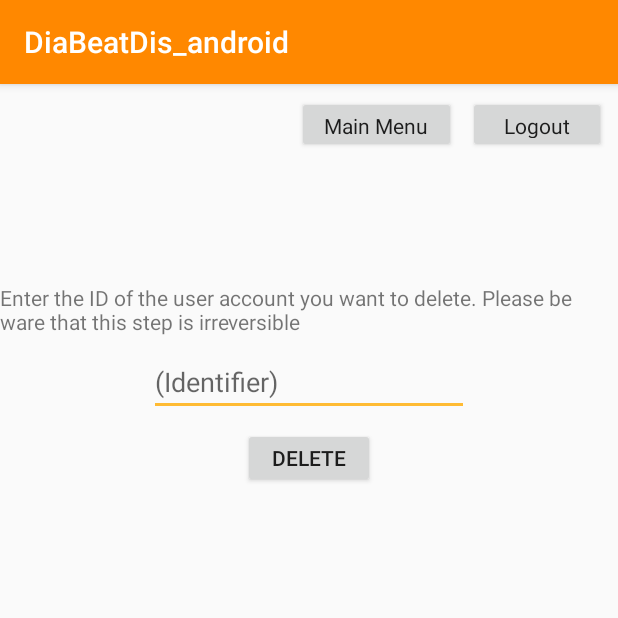
After one commit to PootieT/DiaBeatDis_android, an Android app: the ManageAccountActivity screen opened directly, with no data from a screen before it, on a phone screen of 412 x 824 dp, the top half of it. The commit adds this screen. Run offline under Robolectric (Android 15) with nearby library versions, the phone set to English and light mode, and no system bars.

Commit message:
add account management, fix bugs

```diff
--- a/app/src/main/AndroidManifest.xml
+++ b/app/src/main/AndroidManifest.xml
@@ -55,7 +55,8 @@
             android:screenOrientation="landscape"
         </activity>
         <activity android:name=".DeviceStatisticsActivity" />
-        <activity android:name=".MainDataCollectionSimple"></activity>
+        <activity android:name=".MainDataCollectionSimple" />
+        <activity android:name=".ManageAccountActivity"></activity>
     </application>
 
 </manifest>
--- a/app/src/main/java/com/example/peter/diabeatdis_android/DataCollectionActivity.java
+++ b/app/src/main/java/com/example/peter/diabeatdis_android/DataCollectionActivity.java
@@ -135,6 +135,7 @@ public class DataCollectionActivity extends AppCompatActivity {
                 long shortsRead = 0;
                 final TextView textView = findViewById(R.id.textView_data_collection_show_voltage);
                 final TextView textView2 = findViewById(R.id.textView_data_collection_show_voltage2);
+                final TextView textView3 = findViewById(R.id.textView_dummy);
                 mShouldContinue = true;
                 int count = 0;
                 while (mShouldContinue) {
@@ -197,6 +198,11 @@ public class DataCollectionActivity extends AppCompatActivity {
                         textView2.setText("The input voltage calculated: "+rounded);
                     }
                 });
+                textView3.post(new Runnable() {
+                    public void run() {
+                        textView3.setText("The blood glucose level calculated: 76 mg/dL");
+                    }
+                });
             }
         }).start();
     }
--- a/app/src/main/java/com/example/peter/diabeatdis_android/PatientLookupActivity.java
+++ b/app/src/main/java/com/example/peter/diabeatdis_android/PatientLookupActivity.java
@@ -204,7 +204,7 @@ public class PatientLookupActivity extends AppCompatActivity {
         if (ifDiabetic){patientRiskList.add("diabetic");}
         if (ifAtRisk){patientRiskList.add("at_risk");}
         if (ifNotAtRisk){patientRiskList.add("not_at_risk");}
-        if (ifUnknown){patientRiskList.add("unknown");}
+        if (ifUnknown){patientRiskList.add("unknown_risk");}
 
         Spinner spinner = findViewById(R.id.spinner_patient_lookup_sex);      // collect patient sex
         String sex = spinner.getSelectedItem().toString().substring(0,1).toUpperCase();
--- a/app/src/main/java/com/example/peter/diabeatdis_android/PatientRegistrationActivity.java
+++ b/app/src/main/java/com/example/peter/diabeatdis_android/PatientRegistrationActivity.java
@@ -144,6 +144,7 @@ public class PatientRegistrationActivity extends AppCompatActivity {
 
                 Intent intent = new Intent(this, MainDataCollectionSimple.class);
                 intent.putExtra("patientID", patientID);
+                intent.putExtra("caller",getIntent().getStringExtra("caller"));
                 startActivity(intent);
             }
         } else {
--- a/app/src/main/res/layout/activity_admin_main.xml
+++ b/app/src/main/res/layout/activity_admin_main.xml
@@ -40,7 +40,7 @@
         android:layout_height="40dp"
         android:layout_marginBottom="8dp"
         android:layout_marginEnd="8dp"
-        android:onClick="futureWarning"
+        android:onClick="manageAccount"
         android:text="@string/button_manage_accounts"
         android:textAppearance="@style/TextAppearance.AppCompat"
         app:layout_constraintBottom_toTopOf="@+id/button33"
--- a/app/src/main/res/layout/activity_main_data_collection_simple.xml
+++ b/app/src/main/res/layout/activity_main_data_collection_simple.xml
@@ -25,7 +25,7 @@
         android:layout_marginStart="8dp"
         android:layout_marginTop="232dp"
         android:onClick="showVoltage"
-        android:text="@string/button_record_voltage"
+        android:text="@string/string_measure"
         android:textAppearance="@style/TextAppearance.AppCompat"
         app:layout_constraintEnd_toEndOf="parent"
         app:layout_constraintStart_toEndOf="@+id/gifTextView_data_collection_step3"
--- /dev/null
+++ b/app/src/main/res/layout/activity_manage_account.xml
@@ -0,0 +1,69 @@
+<?xml version="1.0" encoding="utf-8"?>
+<android.support.constraint.ConstraintLayout xmlns:android="http://schemas.android.com/apk/res/android"
+    xmlns:app="http://schemas.android.com/apk/res-auto"
+    xmlns:tools="http://schemas.android.com/tools"
+    android:layout_width="match_parent"
+    android:layout_height="match_parent"
+    tools:context="com.example.peter.diabeatdis_android.ManageAccountActivity">
+
+    <Button
+        android:id="@+id/button82"
+        android:layout_width="106dp"
+        android:layout_height="38dp"
+        android:layout_marginEnd="8dp"
+        android:layout_marginTop="8dp"
+        android:onClick="backToMainMenu"
+        android:text="@string/button_main_menu"
+        android:textAppearance="@style/TextAppearance.AppCompat"
+        app:layout_constraintEnd_toStartOf="@+id/button83"
+        app:layout_constraintTop_toTopOf="parent" />
+
+    <Button
+        android:id="@+id/button83"
+        android:layout_width="92dp"
+        android:layout_height="38dp"
+        android:layout_marginEnd="8dp"
+        android:layout_marginTop="8dp"
+        android:onClick="logOut"
+        android:text="@string/button_logout"
+        android:textAppearance="@style/TextAppearance.AppCompat"
+        app:layout_constraintEnd_toEndOf="parent"
+        app:layout_constraintTop_toTopOf="parent" />
+
+    <EditText
+        android:id="@+id/editText_manage_account_id"
+        android:layout_width="wrap_content"
+        android:layout_height="wrap_content"
+        android:layout_marginTop="176dp"
+        android:ems="10"
+        android:hint="@string/hint_identifier"
+        android:inputType="number"
+        app:layout_constraintEnd_toEndOf="parent"
+        app:layout_constraintStart_toStartOf="parent"
+        app:layout_constraintTop_toTopOf="parent" />
+
+    <Button
+        android:id="@+id/button_manage_account_delete"
+        android:layout_width="wrap_content"
+        android:layout_height="40dp"
+        android:layout_marginEnd="8dp"
+        android:layout_marginStart="8dp"
+        android:layout_marginTop="8dp"
+        android:onClick="deleteAccount"
+        android:text="@string/button_delete"
+        app:layout_constraintEnd_toEndOf="@+id/editText_manage_account_id"
+        app:layout_constraintStart_toStartOf="@+id/editText_manage_account_id"
+        app:layout_constraintTop_toBottomOf="@+id/editText_manage_account_id" />
+
+    <TextView
+        android:id="@+id/textView_manage_account_message"
+        android:layout_width="wrap_content"
+        android:layout_height="wrap_content"
+        android:layout_marginBottom="8dp"
+        android:layout_marginEnd="8dp"
+        android:layout_marginStart="8dp"
+        android:text="@string/delete_account_warning"
+        app:layout_constraintBottom_toTopOf="@+id/editText_manage_account_id"
+        app:layout_constraintEnd_toEndOf="@+id/editText_manage_account_id"
+        app:layout_constraintStart_toStartOf="@+id/editText_manage_account_id" />
+</android.support.constraint.ConstraintLayout>
--- a/app/src/main/res/layout/activity_message_doctor.xml
+++ b/app/src/main/res/layout/activity_message_doctor.xml
@@ -64,11 +64,11 @@
         android:id="@+id/textView29"
         android:layout_width="wrap_content"
         android:layout_height="wrap_content"
+        android:layout_marginTop="80dp"
         android:text="@string/string_subject"
         app:layout_constraintEnd_toEndOf="parent"
-        app:layout_constraintHorizontal_bias="0.5"
         app:layout_constraintStart_toStartOf="parent"
-        tools:layout_editor_absoluteY="54dp" />
+        app:layout_constraintTop_toTopOf="parent" />
 
     <EditText
         android:id="@+id/editText_message_doc_subject"
--- a/app/src/main/res/values/colors.xml
+++ b/app/src/main/res/values/colors.xml
@@ -1,6 +1,6 @@
 <?xml version="1.0" encoding="utf-8"?>
 <resources>
-    <color name="colorPrimary">#3F51B5</color>
+    <color name="colorPrimary">#d32f2f</color>
     <color name="colorPrimaryDark">#303F9F</color>
     <color name="colorAccent">#FF4081</color>
 </resources>
--- a/app/src/main/res/values/strings.xml
+++ b/app/src/main/res/values/strings.xml
@@ -128,4 +128,7 @@
     <string name="check_collection_step_three">Step 3: transfer blood</string>
     <string name="button_done">Done!</string>
     <string name="string_your_id_will_be">Your user ID will be:</string>
+    <string name="string_measure">Measure</string>
+    <string name="button_delete">Delete</string>
+    <string name="delete_account_warning">Enter the ID of the user account you want to delete. Please be ware that this step is irreversible</string>
 </resources>
--- a/app/src/main/res/values/styles.xml
+++ b/app/src/main/res/values/styles.xml
@@ -3,9 +3,9 @@
     <!-- Base application theme. -->
     <style name="AppTheme" parent="Theme.AppCompat.Light.DarkActionBar">
         <!-- Customize your theme here. -->
-        <item name="colorPrimary">@color/colorPrimary</item>
-        <item name="colorPrimaryDark">@color/colorPrimaryDark</item>
-        <item name="colorAccent">@color/colorAccent</item>
+        <item name="colorPrimary">@android:color/holo_orange_dark</item>
+        <item name="colorPrimaryDark">@color/colorPrimary</item>
+        <item name="colorAccent">@android:color/holo_orange_light</item>
     </style>
 
 </resources>
```
Also changed, not shown: app/src/main/java/com/example/peter/diabeatdis_android/AdminMainActivity.java (+21 -1 lines), app/src/main/java/com/example/peter/diabeatdis_android/ManageAccountActivity.java (added, +116 -0 lines), app/src/main/res/layout/activity_data_collection.xml (+11 -0 lines), app/src/main/res/layout/activity_main.xml (+27 -12 lines).
